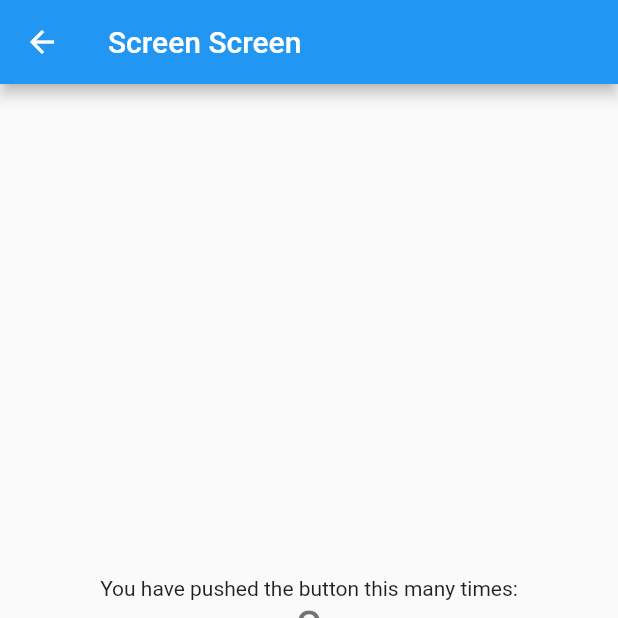
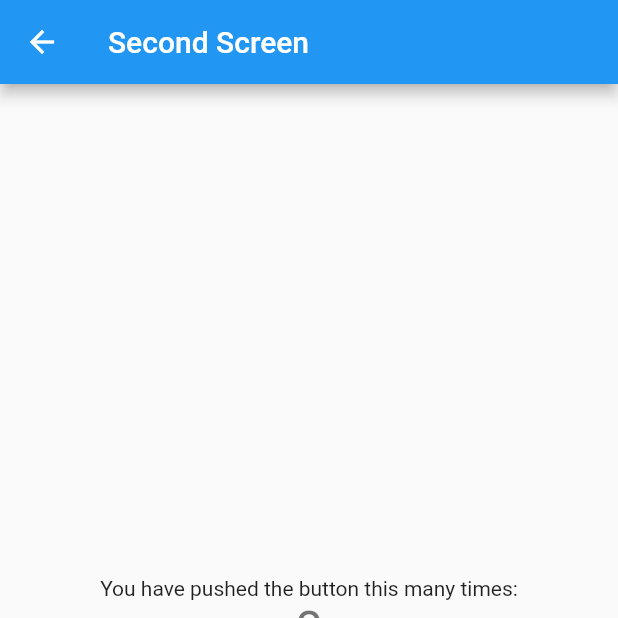
Before and after one commit to michaelandom/fluterBloc, a Flutter app: the screen it shows after launch, after a tap on "go to second screen", on a phone screen of 412 x 824 dp, the top half of it. Run offline on Flutter 3.47's test engine with Material 2 defaults, Android fonts, the phone set to English and light mode, and no system bars; our stand-ins replace bloc, equatable, flutter_bloc.

```diff
--- a/lib/main.dart
+++ b/lib/main.dart
@@ -3,13 +3,22 @@ import 'package:flutter_bloc/flutter_bloc.dart';
 import 'package:flutter_block/logic/cubit/counter_cubit.dart';
 
 import 'presentation/screens/home_screen.dart';
+import 'presentation/screens/second_screen.dart';
+import 'presentation/screens/third_screen.dart';
 
 void main() {
   runApp(MyApp());
 }
 
-class MyApp extends StatelessWidget {
+class MyApp extends StatefulWidget {
   // This widget is the root of your application.
+  @override
+  _MyAppState createState() => _MyAppState();
+}
+
+class _MyAppState extends State<MyApp> {
+  CounterCubit counterCubit = CounterCubit();
+
   @override
   Widget build(BuildContext context) {
     return MaterialApp(
@@ -17,13 +26,21 @@ class MyApp extends StatelessWidget {
       theme: ThemeData(
         primarySwatch: Colors.blue,
       ),
-      home: BlocProvider(
-        create: (context) => CounterCubit(),
-        child: HomeScreen(
-          title: 'Flutter Demo Home Page',
-          colors: Colors.green,
-        ),
-      ),
+      routes: {
+        "/": (_) => BlocProvider.value(
+              value: counterCubit,
+              child: HomeScreen(title: "Home Screen", colors: Colors.red),
+            ),
+        "/SecondScreen": (_) => BlocProvider.value(
+              value: counterCubit,
+              child: SecondScreen(title: "Second Screen", colors: Colors.blue),
+            ),
+        "/ThirdScreen": (_) => BlocProvider.value(
+              value: counterCubit,
+              child:
+                  ThirdScreen(title: "Third Screen", colors: Colors.pinkAccent),
+            ),
+      },
     );
   }
 }
--- a/lib/presentation/screens/home_screen.dart
+++ b/lib/presentation/screens/home_screen.dart
@@ -1,8 +1,6 @@
 import 'package:flutter/material.dart';
 import 'package:flutter_bloc/flutter_bloc.dart';
 import 'package:flutter_block/logic/cubit/counter_cubit.dart';
-import 'package:flutter_block/presentation/screens/second_screen.dart';
-import 'package:flutter_block/presentation/screens/third_screen.dart';
 
 class HomeScreen extends StatefulWidget {
   HomeScreen({Key key, this.title, this.colors}) : super(key: key);
@@ -88,12 +86,7 @@ class _HomeScreenState extends State<HomeScreen> {
             // ),
             ElevatedButton(
               onPressed: () {
-                Navigator.of(context).push(MaterialPageRoute(
-                    builder: (_) => BlocProvider.value(
-                          value: BlocProvider.of<CounterCubit>(context),
-                          child: ScreenScreen(
-                              title: "Screen Screen", colors: Colors.blue),
-                        )));
+                Navigator.of(context).pushNamed("/SecondScreen");
               },
               child: Text("go to second screen"),
               style: ElevatedButton.styleFrom(
@@ -102,12 +95,7 @@ class _HomeScreenState extends State<HomeScreen> {
             ),
             OutlinedButton(
               onPressed: () {
-                Navigator.of(context).push(MaterialPageRoute(
-                    builder: (_) => BlocProvider.value(
-                          value: BlocProvider.of<CounterCubit>(context),
-                          child: ThirdScreen(
-                              title: "third Screen", colors: Colors.red),
-                        )));
+                Navigator.of(context).pushNamed("/ThirdScreen");
               },
               child: Text("go to third screen"),
             ),
--- a/lib/presentation/screens/second_screen.dart
+++ b/lib/presentation/screens/second_screen.dart
@@ -2,17 +2,17 @@ import 'package:flutter/material.dart';
 import 'package:flutter_bloc/flutter_bloc.dart';
 import 'package:flutter_block/logic/cubit/counter_cubit.dart';
 
-class ScreenScreen extends StatefulWidget {
-  ScreenScreen({Key key, this.title, this.colors}) : super(key: key);
+class SecondScreen extends StatefulWidget {
+  SecondScreen({Key key, this.title, this.colors}) : super(key: key);
 
   final String title;
   final Color colors;
 
   @override
-  _ScreenScreenState createState() => _ScreenScreenState();
+  _SecondScreenState createState() => _SecondScreenState();
 }
 
-class _ScreenScreenState extends State<ScreenScreen> {
+class _SecondScreenState extends State<SecondScreen> {
   @override
   Widget build(BuildContext context) {
     return Scaffold(
```
